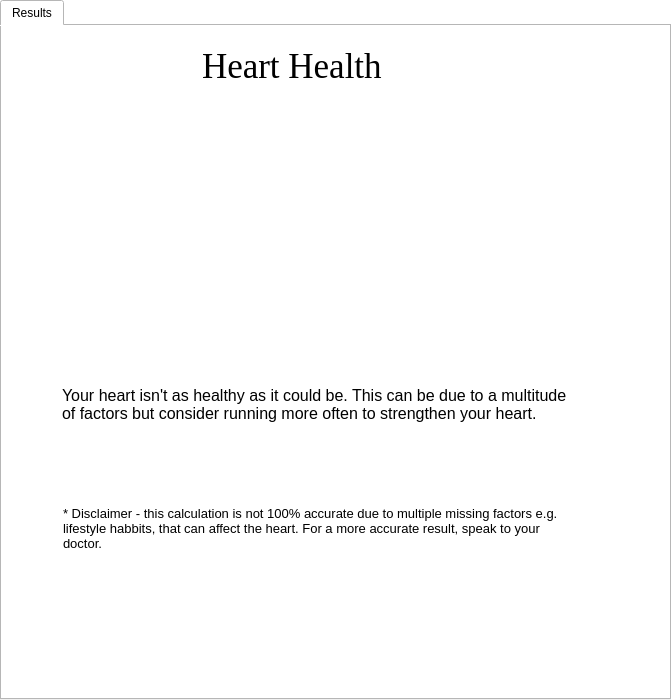
This is un_healthy_heart_widget.ui in RyanH-007/Computer-Science-NEW as Qt 5 draws it before an edit. The edited form follows.
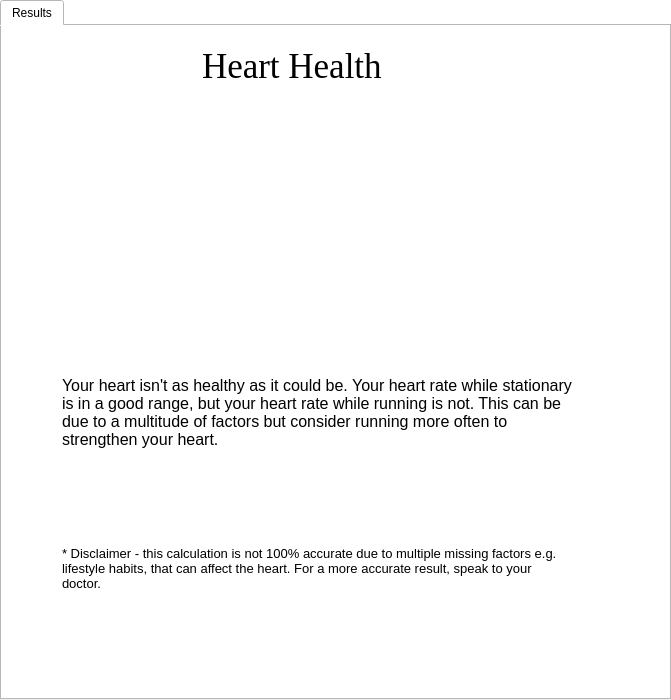
This is the edited form. Icons and pictures are not drawn.

Diff of the .ui file:
```diff
--- a/un_healthy_heart_widget.ui
+++ b/un_healthy_heart_widget.ui
@@ -83,9 +83,9 @@
      <property name="geometry">
       <rect>
        <x>60</x>
-       <y>360</y>
-       <width>511</width>
-       <height>91</height>
+       <y>350</y>
+       <width>521</width>
+       <height>121</height>
       </rect>
      </property>
      <property name="font">
@@ -94,7 +94,7 @@
       </font>
      </property>
      <property name="text">
-      <string>Your heart isn't as healthy as it could be. This can be due to a multitude of factors but consider running more often to strengthen your heart. </string>
+      <string>Your heart isn't as healthy as it could be. Your heart rate while stationary is in a good range, but your heart rate while running is not. This can be due to a multitude of factors but consider running more often to strengthen your heart. </string>
      </property>
      <property name="alignment">
       <set>Qt::AlignLeading|Qt::AlignLeft|Qt::AlignTop</set>
@@ -106,8 +106,8 @@
     <widget class="QLabel" name="un_healthy_heart_disclaimer_lbl">
      <property name="geometry">
       <rect>
-       <x>61</x>
-       <y>480</y>
+       <x>60</x>
+       <y>520</y>
        <width>510</width>
        <height>61</height>
       </rect>
@@ -118,7 +118,7 @@
       </font>
      </property>
      <property name="text">
-      <string>* Disclaimer - this calculation is not 100% accurate due to multiple missing factors e.g. lifestyle habbits, that can affect the heart. For a more accurate result, speak to your doctor.</string>
+      <string>* Disclaimer - this calculation is not 100% accurate due to multiple missing factors e.g. lifestyle habits, that can affect the heart. For a more accurate result, speak to your doctor.</string>
      </property>
      <property name="alignment">
       <set>Qt::AlignLeading|Qt::AlignLeft|Qt::AlignTop</set>
```
Left out of the diff: 14 changed lines with no effect on the pictures.
